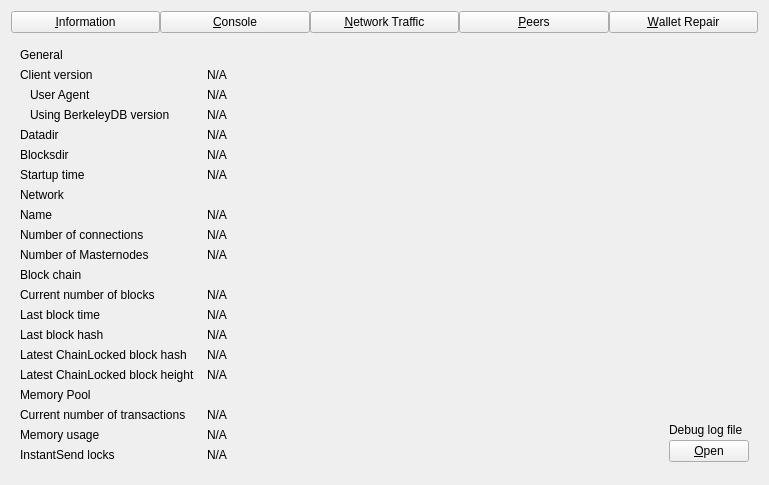
Before: the Qt Designer form src/qt/forms/debugwindow.ui in piratecash/pirate, drawn with Qt 5.
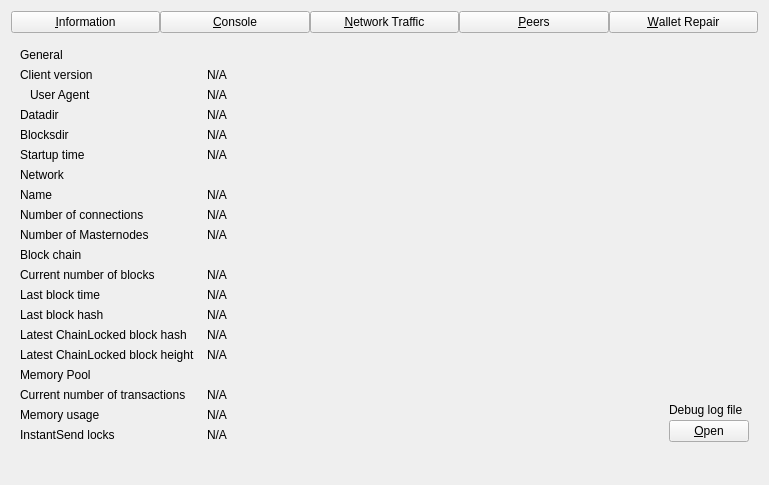
After: the same form once the commit is applied. Custom widgets are drawn as their Qt base class.

Commit message: merge bitcoin-gui#118: Remove BDB version from the Information tab

```diff
--- a/src/qt/forms/debugwindow.ui
+++ b/src/qt/forms/debugwindow.ui
@@ -147,39 +147,13 @@
         </widget>
        </item>
        <item row="3" column="0">
-        <widget class="QLabel" name="label_berkeleyDBVersion">
-         <property name="text">
-          <string>Using BerkeleyDB version</string>
-         </property>
-         <property name="indent">
-          <number>10</number>
-         </property>
-        </widget>
-       </item>
-       <item row="3" column="1" colspan="2">
-        <widget class="QLabel" name="berkeleyDBVersion">
-         <property name="cursor">
-          <cursorShape>IBeamCursor</cursorShape>
-         </property>
-         <property name="text">
-          <string>N/A</string>
-         </property>
-         <property name="textFormat">
-          <enum>Qt::PlainText</enum>
-         </property>
-         <property name="textInteractionFlags">
-          <set>Qt::LinksAccessibleByMouse|Qt::TextSelectableByKeyboard|Qt::TextSelectableByMouse</set>
-         </property>
-        </widget>
-       </item>
-       <item row="4" column="0">
         <widget class="QLabel" name="label_12">
          <property name="text">
           <string>Datadir</string>
          </property>
         </widget>
        </item>
-       <item row="4" column="1" colspan="2">
+       <item row="3" column="1" colspan="2">
         <widget class="QLabel" name="dataDir">
          <property name="cursor">
           <cursorShape>IBeamCursor</cursorShape>
@@ -201,14 +175,14 @@
          </property>
         </widget>
        </item>
-       <item row="5" column="0">
+       <item row="4" column="0">
         <widget class="QLabel" name="label_11">
          <property name="text">
           <string>Blocksdir</string>
          </property>
         </widget>
        </item>
-       <item row="5" column="1" colspan="2">
+       <item row="4" column="1" colspan="2">
         <widget class="QLabel" name="blocksDir">
          <property name="cursor">
           <cursorShape>IBeamCursor</cursorShape>
@@ -230,14 +204,14 @@
          </property>
         </widget>
        </item>
-       <item row="6" column="0">
+       <item row="5" column="0">
         <widget class="QLabel" name="label_13">
          <property name="text">
           <string>Startup time</string>
          </property>
         </widget>
        </item>
-       <item row="6" column="1" colspan="2">
+       <item row="5" column="1" colspan="2">
         <widget class="QLabel" name="startupTime">
          <property name="cursor">
           <cursorShape>IBeamCursor</cursorShape>
@@ -253,21 +227,21 @@
          </property>
         </widget>
        </item>
-       <item row="7" column="0">
+       <item row="6" column="0">
         <widget class="QLabel" name="labelNetwork">
          <property name="text">
           <string>Network</string>
          </property>
         </widget>
        </item>
-       <item row="8" column="0">
+       <item row="7" column="0">
         <widget class="QLabel" name="label_8">
          <property name="text">
           <string>Name</string>
          </property>
         </widget>
        </item>
-       <item row="8" column="1" colspan="2">
+       <item row="7" column="1" colspan="2">
         <widget class="QLabel" name="networkName">
          <property name="cursor">
           <cursorShape>IBeamCursor</cursorShape>
@@ -283,14 +257,14 @@
          </property>
         </widget>
        </item>
-       <item row="9" column="0">
+       <item row="8" column="0">
         <widget class="QLabel" name="label_7">
          <property name="text">
           <string>Number of connections</string>
          </property>
         </widget>
        </item>
-       <item row="9" column="1" colspan="2">
+       <item row="8" column="1" colspan="2">
         <widget class="QLabel" name="numberOfConnections">
          <property name="cursor">
           <cursorShape>IBeamCursor</cursorShape>
@@ -306,14 +280,14 @@
          </property>
         </widget>
        </item>
-       <item row="10" column="0">
+       <item row="9" column="0">
         <widget class="QLabel" name="masternodeCountLabel">
          <property name="text">
           <string>Number of Masternodes</string>
          </property>
         </widget>
        </item>
-       <item row="10" column="1">
+       <item row="9" column="1">
         <widget class="QLabel" name="masternodeCount">
          <property name="cursor">
           <cursorShape>IBeamCursor</cursorShape>
@@ -321,29 +295,26 @@
          <property name="text">
           <string>N/A</string>
          </property>
-         <property name="textFormat">
-          <enum>Qt::PlainText</enum>
-         </property>
          <property name="textInteractionFlags">
           <set>Qt::LinksAccessibleByMouse|Qt::TextSelectableByKeyboard|Qt::TextSelectableByMouse</set>
          </property>
         </widget>
        </item>
-       <item row="11" column="0">
+       <item row="10" column="0">
         <widget class="QLabel" name="label_10">
          <property name="text">
           <string>Block chain</string>
          </property>
         </widget>
        </item>
-       <item row="12" column="0">
+       <item row="11" column="0">
         <widget class="QLabel" name="label_3">
          <property name="text">
           <string>Current number of blocks</string>
          </property>
         </widget>
        </item>
-       <item row="12" column="1" colspan="2">
+       <item row="11" column="1" colspan="2">
         <widget class="QLabel" name="numberOfBlocks">
          <property name="cursor">
           <cursorShape>IBeamCursor</cursorShape>
@@ -359,14 +330,14 @@
          </property>
         </widget>
        </item>
-       <item row="13" column="0">
+       <item row="12" column="0">
         <widget class="QLabel" name="labelLastBlockTime">
          <property name="text">
           <string>Last block time</string>
          </property>
         </widget>
        </item>
-       <item row="13" column="1" colspan="2">
+       <item row="12" column="1" colspan="2">
         <widget class="QLabel" name="lastBlockTime">
          <property name="cursor">
           <cursorShape>IBeamCursor</cursorShape>
@@ -382,14 +353,14 @@
          </property>
         </widget>
        </item>
-       <item row="14" column="0">
+       <item row="13" column="0">
         <widget class="QLabel" name="lastBlockHashLabel">
          <property name="text">
           <string>Last block hash</string>
          </property>
         </widget>
        </item>
-       <item row="14" column="1">
+       <item row="13" column="1">
         <widget class="QLabel" name="lastBlockHash">
          <property name="cursor">
           <cursorShape>IBeamCursor</cursorShape>
@@ -405,14 +376,14 @@
          </property>
         </widget>
        </item>
-       <item row="15" column="0">
+       <item row="14" column="0">
         <widget class="QLabel" name="bestChainLockHashLabel">
          <property name="text">
           <string>Latest ChainLocked block hash</string>
          </property>
         </widget>
        </item>
-       <item row="15" column="1">
+       <item row="14" column="1">
         <widget class="QLabel" name="bestChainLockHash">
          <property name="cursor">
           <cursorShape>IBeamCursor</cursorShape>
@@ -428,14 +399,14 @@
          </property>
         </widget>
        </item>
-       <item row="16" column="0">
+       <item row="15" column="0">
         <widget class="QLabel" name="bestChainLockHeightLabel">
          <property name="text">
           <string>Latest ChainLocked block height</string>
          </property>
         </widget>
        </item>
-       <item row="16" column="1">
+       <item row="15" column="1">
         <widget class="QLabel" name="bestChainLockHeight">
          <property name="cursor">
           <cursorShape>IBeamCursor</cursorShape>
@@ -451,21 +422,21 @@
          </property>
         </widget>
        </item>
-       <item row="17" column="0">
+       <item row="16" column="0">
         <widget class="QLabel" name="labelMempoolTitle">
          <property name="text">
           <string>Memory Pool</string>
          </property>
         </widget>
        </item>
-       <item row="18" column="0">
+       <item row="17" column="0">
         <widget class="QLabel" name="labelNumberOfTransactions">
          <property name="text">
           <string>Current number of transactions</string>
          </property>
         </widget>
        </item>
-       <item row="18" column="1">
+       <item row="17" column="1">
         <widget class="QLabel" name="mempoolNumberTxs">
          <property name="cursor">
           <cursorShape>IBeamCursor</cursorShape>
@@ -481,14 +452,14 @@
          </property>
         </widget>
        </item>
-       <item row="19" column="0">
+       <item row="18" column="0">
         <widget class="QLabel" name="labelMemoryUsage">
          <property name="text">
           <string>Memory usage</string>
          </property>
         </widget>
        </item>
-       <item row="19" column="1">
+       <item row="18" column="1">
         <widget class="QLabel" name="mempoolSize">
          <property name="cursor">
           <cursorShape>IBeamCursor</cursorShape>
@@ -504,7 +475,7 @@
          </property>
         </widget>
        </item>
-       <item row="18" column="2" rowspan="3">
+       <item row="17" column="2" rowspan="3">
         <layout class="QVBoxLayout" name="verticalLayoutDebugButton">
          <property name="spacing">
           <number>3</number>
@@ -544,14 +515,14 @@
          </item>
         </layout>
        </item>
-       <item row="20" column="0">
+       <item row="19" column="0">
         <widget class="QLabel" name="labelInstantSendLockCount">
          <property name="text">
           <string>InstantSend locks</string>
          </property>
         </widget>
        </item>
-       <item row="20" column="1">
+       <item row="19" column="1">
         <widget class="QLabel" name="instantSendLockCount">
          <property name="cursor">
           <cursorShape>IBeamCursor</cursorShape>
@@ -567,7 +538,7 @@
          </property>
         </widget>
        </item>
-       <item row="21" column="0">
+       <item row="20" column="0">
         <spacer name="verticalSpacer">
          <property name="orientation">
           <enum>Qt::Vertical</enum>
```
The commit also changes 1 other file.
